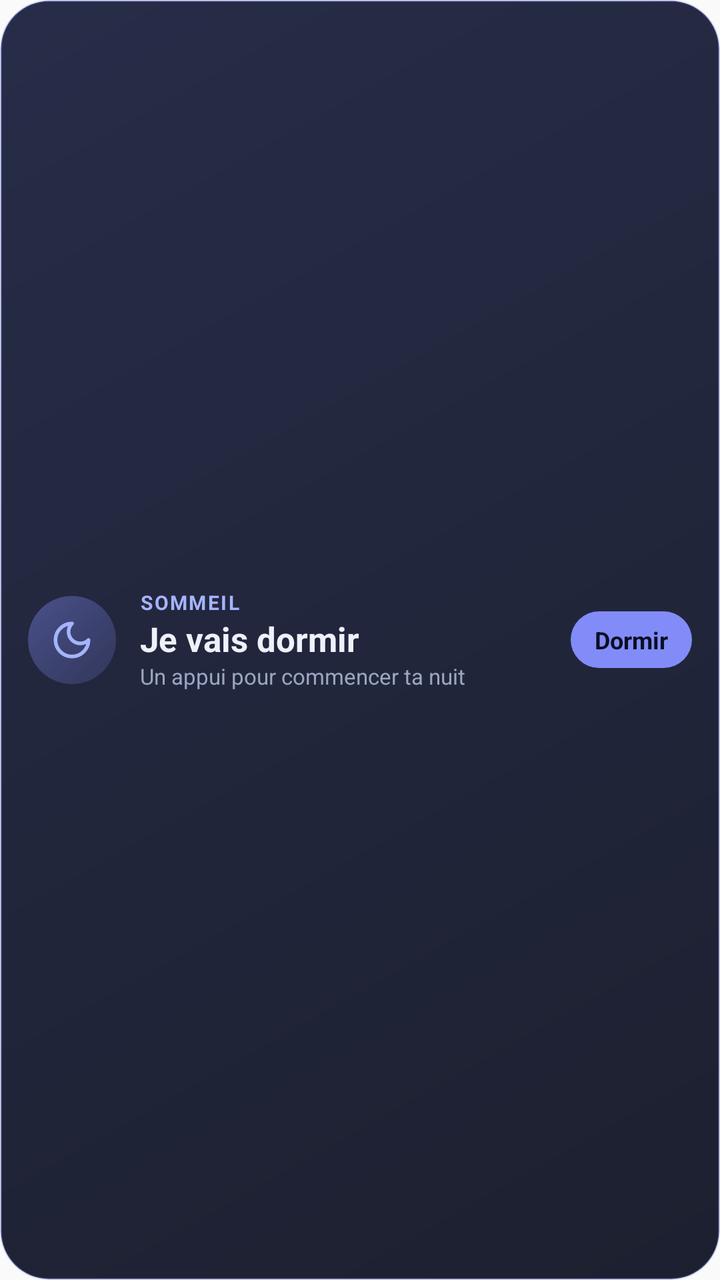
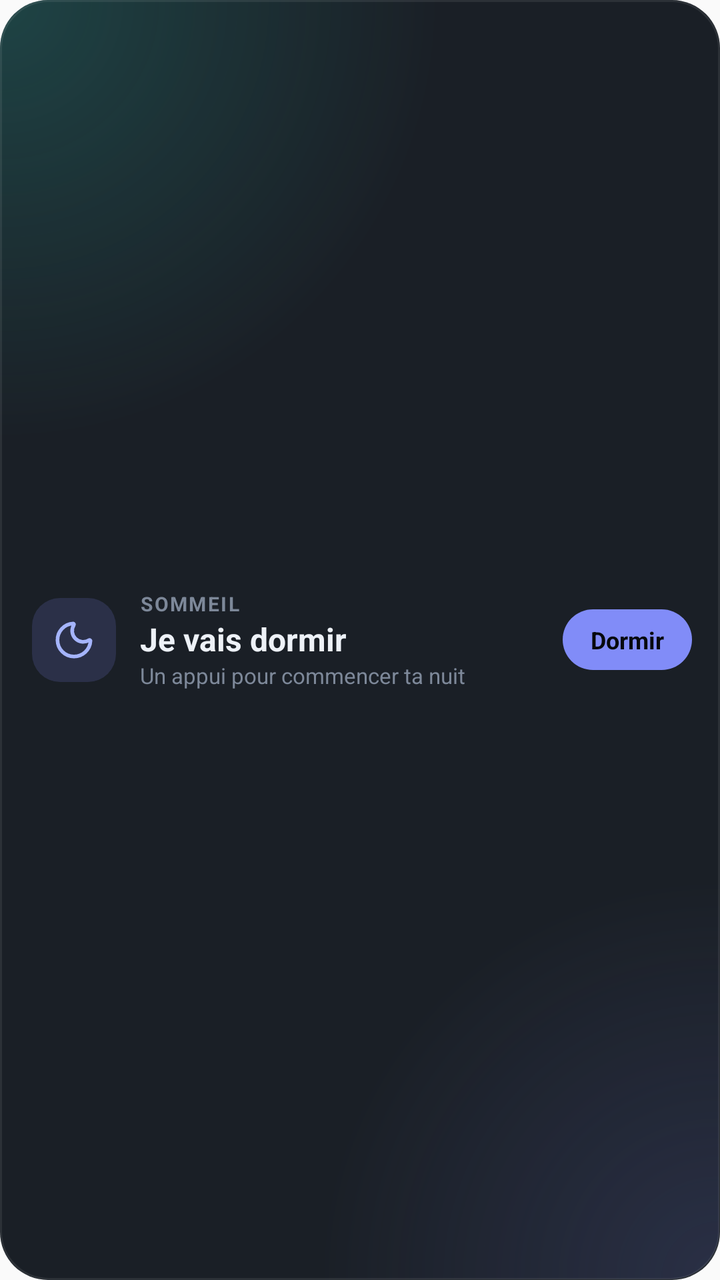

Screens rendered from an Android XML layout before and after an edit, with the pre-edit source and the edit as a unified diff.
<!-- AndroidManifest.xml: application theme AppTheme -->
<!-- res/layout/widget_sleep.xml -->
<?xml version="1.0" encoding="utf-8"?>
<LinearLayout xmlns:android="http://schemas.android.com/apk/res/android"
    android:id="@+id/widget_root"
    android:layout_width="match_parent"
    android:layout_height="match_parent"
    android:background="@drawable/widget_bg"
    android:gravity="center_vertical"
    android:orientation="horizontal"
    android:paddingStart="14dp"
    android:paddingEnd="14dp"
    android:paddingTop="10dp"
    android:paddingBottom="10dp">

    <ImageView
        android:id="@+id/widget_icon"
        android:layout_width="44dp"
        android:layout_height="44dp"
        android:background="@drawable/widget_icon_bg"
        android:padding="11dp"
        android:src="@drawable/ic_widget_moon"
        android:contentDescription="@null" />

    <LinearLayout
        android:layout_width="0dp"
        android:layout_height="wrap_content"
        android:layout_marginStart="12dp"
        android:layout_weight="1"
        android:orientation="vertical">

        <TextView
            android:id="@+id/widget_kicker"
            android:layout_width="wrap_content"
            android:layout_height="wrap_content"
            android:text="@string/widget_kicker_day"
            android:textAllCaps="true"
            android:letterSpacing="0.08"
            android:textColor="#A5B4FC"
            android:textSize="10sp"
            android:textStyle="bold" />

        <TextView
            android:id="@+id/widget_title"
            android:layout_width="wrap_content"
            android:layout_height="wrap_content"
            android:text="@string/widget_go_to_bed"
            android:textColor="#EEF1FA"
            android:textSize="17sp"
            android:textStyle="bold" />

        <Chronometer
            android:id="@+id/widget_chrono"
            android:layout_width="wrap_content"
            android:layout_height="wrap_content"
            android:textColor="#FFFFFF"
            android:textSize="24sp"
            android:textStyle="bold"
            android:fontFeatureSettings="tnum"
            android:visibility="gone" />

        <TextView
            android:id="@+id/widget_subtitle"
            android:layout_width="wrap_content"
            android:layout_height="wrap_content"
            android:text="@string/widget_tap_hint"
            android:textColor="#9AA6C0"
            android:textSize="11sp" />
    </LinearLayout>

    <TextView
        android:id="@+id/widget_action"
        android:layout_width="wrap_content"
        android:layout_height="wrap_content"
        android:background="@drawable/widget_pill"
        android:paddingStart="12dp"
        android:paddingEnd="12dp"
        android:paddingTop="6dp"
        android:paddingBottom="6dp"
        android:text="@string/widget_action_sleep"
        android:textColor="#0B0F24"
        android:textSize="12sp"
        android:textStyle="bold" />
</LinearLayout>
<!-- resources referenced by this layout -->
<resources>
  <!-- drawable ic_widget_moon (drawable) -->
  <?xml version="1.0" encoding="utf-8"?>
  <vector xmlns:android="http://schemas.android.com/apk/res/android"
      android:width="24dp" android:height="24dp" android:viewportWidth="24" android:viewportHeight="24">
      <path android:fillColor="#00000000" android:strokeColor="#A5B4FC" android:strokeWidth="2"
          android:strokeLineCap="round" android:strokeLineJoin="round"
          android:pathData="M12,3a6,6 0,0 0,9 9a9,9 0,1 1,-9 -9Z" />
  </vector>
  <!-- drawable widget_bg (drawable) -->
  <?xml version="1.0" encoding="utf-8"?>
  <shape xmlns:android="http://schemas.android.com/apk/res/android" android:shape="rectangle">
      <gradient android:angle="315" android:startColor="#F01A1F3D" android:endColor="#F00E1222" />
      <stroke android:width="1dp" android:color="#40818CF8" />
      <corners android:radius="24dp" />
  </shape>
  <!-- drawable widget_icon_bg (drawable) -->
  <?xml version="1.0" encoding="utf-8"?>
  <shape xmlns:android="http://schemas.android.com/apk/res/android" android:shape="oval">
      <gradient android:angle="315" android:startColor="#66818CF8" android:endColor="#26818CF8" />
  </shape>
  <!-- drawable widget_pill (drawable) -->
  <?xml version="1.0" encoding="utf-8"?>
  <shape xmlns:android="http://schemas.android.com/apk/res/android" android:shape="rectangle">
      <solid android:color="#FF818CF8" />
      <corners android:radius="99dp" />
  </shape>
  <string name="widget_action_sleep">Dormir</string>
  <string name="widget_go_to_bed">Je vais dormir</string>
  <string name="widget_kicker_day">Sommeil</string>
  <string name="widget_tap_hint">Un appui pour commencer ta nuit</string>
  <style name="AppTheme" parent="Theme.AppCompat.Light.DarkActionBar">
          
          <item name="colorPrimary">@color/colorPrimary</item>
          <item name="colorPrimaryDark">@color/colorPrimaryDark</item>
          <item name="colorAccent">@color/colorAccent</item>
      </style>
</resources>

<!-- the commit's change to res/layout/widget_sleep.xml (unified diff, before → after) -->
@@ -6,18 +6,18 @@
     android:background="@drawable/widget_bg"
     android:gravity="center_vertical"
     android:orientation="horizontal"
-    android:paddingStart="14dp"
+    android:paddingStart="16dp"
     android:paddingEnd="14dp"
-    android:paddingTop="10dp"
-    android:paddingBottom="10dp">
+    android:paddingTop="12dp"
+    android:paddingBottom="12dp">
 
     <ImageView
         android:id="@+id/widget_icon"
-        android:layout_width="44dp"
-        android:layout_height="44dp"
-        android:background="@drawable/widget_icon_bg"
-        android:padding="11dp"
-        android:src="@drawable/ic_widget_moon"
+        android:layout_width="42dp"
+        android:layout_height="42dp"
+        android:background="@drawable/widget_badge_sleep"
+        android:padding="10dp"
+        android:src="@drawable/ic_w_moon"
         android:contentDescription="@null" />
 
     <LinearLayout
@@ -34,7 +34,7 @@
             android:text="@string/widget_kicker_day"
             android:textAllCaps="true"
             android:letterSpacing="0.08"
-            android:textColor="#A5B4FC"
+            android:textColor="#7D8899"
             android:textSize="10sp"
             android:textStyle="bold" />
 
@@ -43,15 +43,15 @@
             android:layout_width="wrap_content"
             android:layout_height="wrap_content"
             android:text="@string/widget_go_to_bed"
-            android:textColor="#EEF1FA"
-            android:textSize="17sp"
+            android:textColor="#EDF1F7"
+            android:textSize="16sp"
             android:textStyle="bold" />
 
         <Chronometer
             android:id="@+id/widget_chrono"
             android:layout_width="wrap_content"
             android:layout_height="wrap_content"
-            android:textColor="#FFFFFF"
+            android:textColor="#EDF1F7"
             android:textSize="24sp"
             android:textStyle="bold"
             android:fontFeatureSettings="tnum"
@@ -61,8 +61,10 @@
             android:id="@+id/widget_subtitle"
             android:layout_width="wrap_content"
             android:layout_height="wrap_content"
+            android:maxLines="1"
+            android:ellipsize="end"
             android:text="@string/widget_tap_hint"
-            android:textColor="#9AA6C0"
+            android:textColor="#7D8899"
             android:textSize="11sp" />
     </LinearLayout>
 
@@ -70,13 +72,13 @@
         android:id="@+id/widget_action"
         android:layout_width="wrap_content"
         android:layout_height="wrap_content"
-        android:background="@drawable/widget_pill"
-        android:paddingStart="12dp"
-        android:paddingEnd="12dp"
-        android:paddingTop="6dp"
-        android:paddingBottom="6dp"
+        android:background="@drawable/widget_pill_sleep"
+        android:paddingStart="14dp"
+        android:paddingEnd="14dp"
+        android:paddingTop="7dp"
+        android:paddingBottom="7dp"
         android:text="@string/widget_action_sleep"
-        android:textColor="#0B0F24"
+        android:textColor="#07090D"
         android:textSize="12sp"
         android:textStyle="bold" />
 </LinearLayout>
<!-- resource entries referenced after the edit -->
@@ -1,26 +1,44 @@
 <!-- resources referenced by this layout -->
 <resources>
-  <!-- drawable ic_widget_moon (drawable) -->
+  <!-- drawable ic_w_moon (drawable) -->
   <?xml version="1.0" encoding="utf-8"?>
   <vector xmlns:android="http://schemas.android.com/apk/res/android"
       android:width="24dp" android:height="24dp" android:viewportWidth="24" android:viewportHeight="24">
-      <path android:fillColor="#00000000" android:strokeColor="#A5B4FC" android:strokeWidth="2"
-          android:strokeLineCap="round" android:strokeLineJoin="round"
-          android:pathData="M12,3a6,6 0,0 0,9 9a9,9 0,1 1,-9 -9Z" />
+      <path android:fillColor="#00000000" android:strokeColor="#A5B4FC" android:strokeWidth="2" android:strokeLineCap="round" android:strokeLineJoin="round"
+          android:pathData="M 20.985 12.486 a9 9 0 1 1 -9.473 -9.472 c.405 -.022 .617 .46 .402 .803 a6 6 0 0 0 8.268 8.268 c.344 -.215 .825 -.004 .803 .401" />
   </vector>
+  <!-- drawable widget_badge_sleep (drawable) -->
+  <?xml version="1.0" encoding="utf-8"?>
+  <shape xmlns:android="http://schemas.android.com/apk/res/android" android:shape="rectangle">
+      <solid android:color="#29818CF8" />
+      <corners android:radius="14dp" />
+  </shape>
   <!-- drawable widget_bg (drawable) -->
   <?xml version="1.0" encoding="utf-8"?>
-  <shape xmlns:android="http://schemas.android.com/apk/res/android" android:shape="rectangle">
-      <gradient android:angle="315" android:startColor="#F01A1F3D" android:endColor="#F00E1222" />
-      <stroke android:width="1dp" android:color="#40818CF8" />
-      <corners android:radius="24dp" />
-  </shape>
-  <!-- drawable widget_icon_bg (drawable) -->
-  <?xml version="1.0" encoding="utf-8"?>
-  <shape xmlns:android="http://schemas.android.com/apk/res/android" android:shape="oval">
-      <gradient android:angle="315" android:startColor="#66818CF8" android:endColor="#26818CF8" />
-  </shape>
-  <!-- drawable widget_pill (drawable) -->
+  <layer-list xmlns:android="http://schemas.android.com/apk/res/android">
+      <item>
+          <shape android:shape="rectangle">
+              <solid android:color="#F20E131B" />
+              <corners android:radius="24dp" />
+          </shape>
+      </item>
+      <item>
+          <shape android:shape="rectangle">
+              <gradient android:type="radial" android:centerX="0" android:centerY="0" android:gradientRadius="220dp"
+                  android:startColor="#332DD4BF" android:endColor="#002DD4BF" />
+              <corners android:radius="24dp" />
+          </shape>
+      </item>
+      <item>
+          <shape android:shape="rectangle">
+              <gradient android:type="radial" android:centerX="1" android:centerY="1" android:gradientRadius="200dp"
+                  android:startColor="#26818CF8" android:endColor="#00818CF8" />
+              <corners android:radius="24dp" />
+              <stroke android:width="1dp" android:color="#14FFFFFF" />
+          </shape>
+      </item>
+  </layer-list>
+  <!-- drawable widget_pill_sleep (drawable) -->
   <?xml version="1.0" encoding="utf-8"?>
   <shape xmlns:android="http://schemas.android.com/apk/res/android" android:shape="rectangle">
       <solid android:color="#FF818CF8" />
